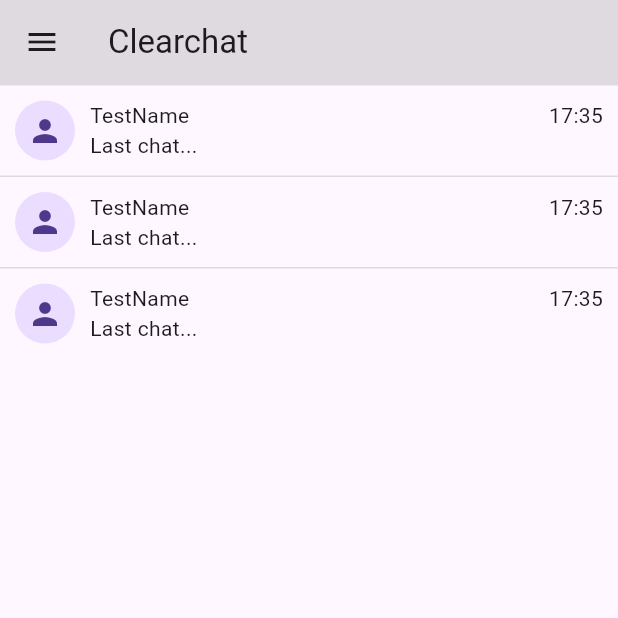
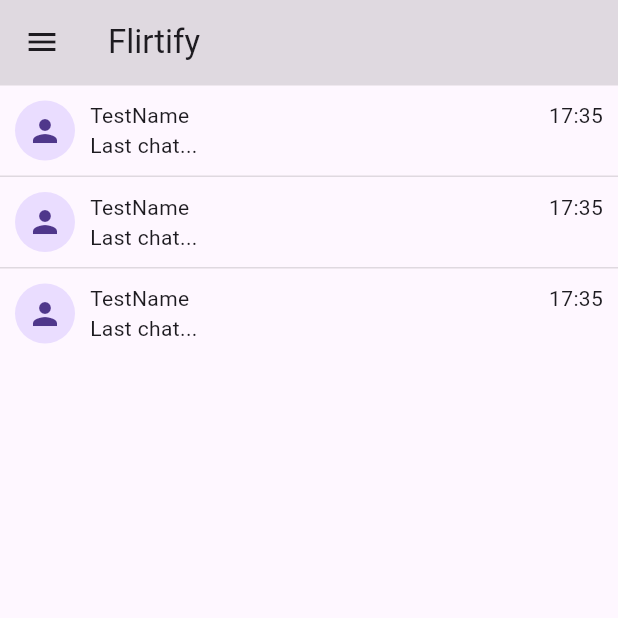
Before and after one commit to AshkanArabim/flirtify, a Flutter app: the screen it shows once a user with an empty profile is signed in, on a phone screen of 412 x 824 dp, the top half of it. Run offline on Flutter 3.47's test engine with Material 3 defaults, Android fonts, the phone set to English and light mode, and no system bars; our stand-ins replace cloud_firestore, firebase_auth, firebase_core; accounts and stored records are empty.

Commit message:
change homepage title to "Flirtify"

```diff
--- a/lib/pages/home.dart
+++ b/lib/pages/home.dart
@@ -32,7 +32,7 @@ class _HomeState extends State<Home> {
         ),
       ),
       appBar: AppBar(
-        title: Text('Clearchat'),
+        title: Text('Flirtify'),
         backgroundColor: Colors.black12,
       ),
       body: ListView(
```
